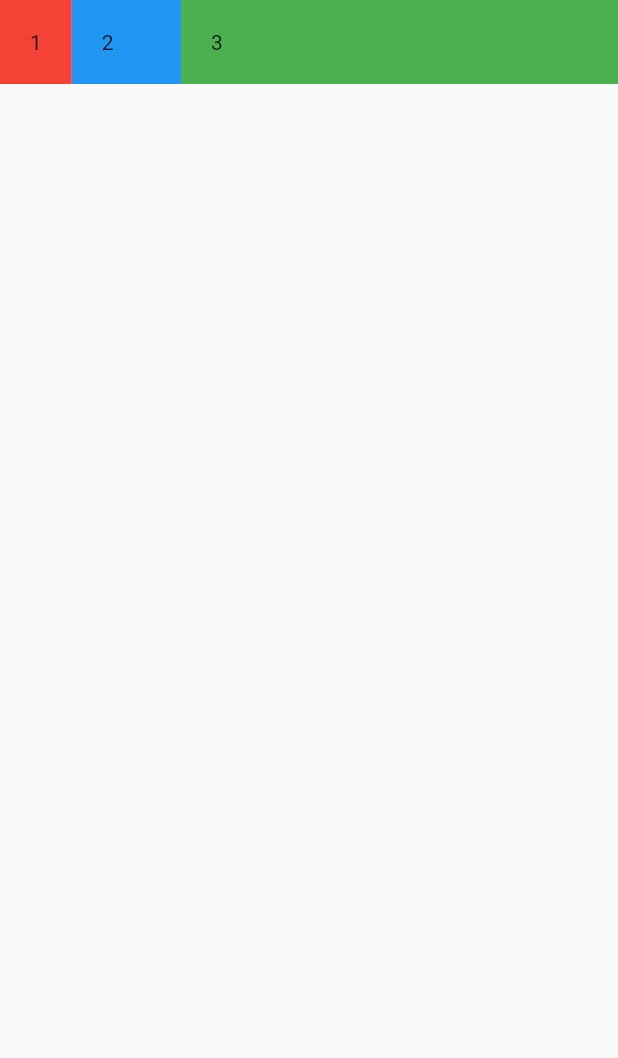
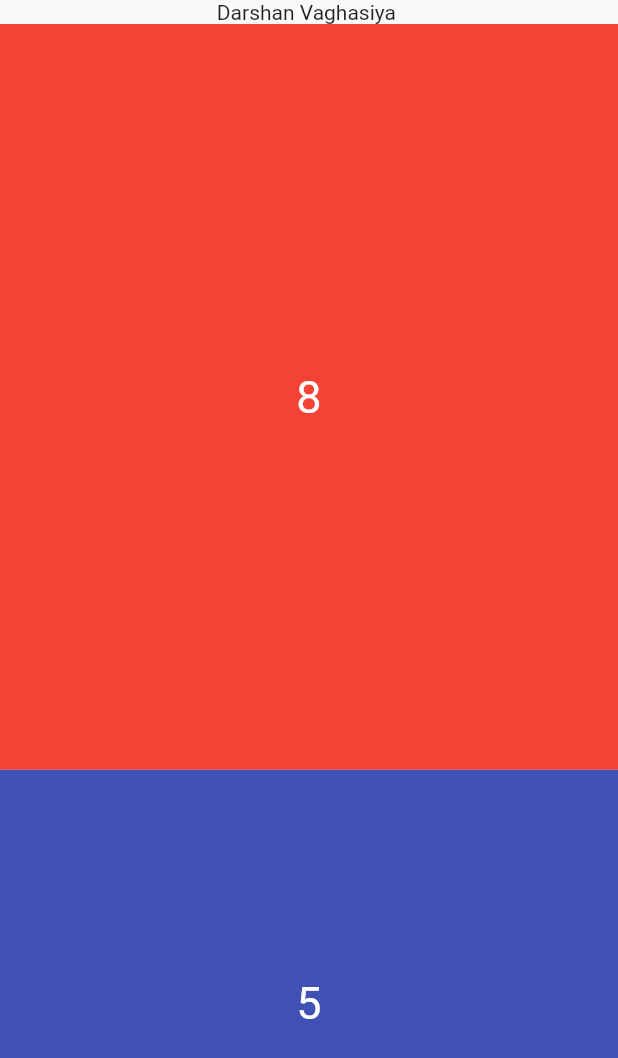
Before and after one commit to Darshan3796/flutter_expanded_01, a Flutter app: the screen it shows after launch, on a phone screen of 412 x 824 dp. Shown: the top 1058 px of the screen. Run offline on Flutter 3.47's test engine with Material 2 defaults, Android fonts, the phone set to English and light mode, and no system bars.

Commit message:
create a Widgit

```diff
--- a/lib/main.dart
+++ b/lib/main.dart
@@ -12,40 +12,49 @@ class MyApp extends StatelessWidget {
       return MaterialApp(
       home: Scaffold(
       body: SafeArea(
-      child: Row(
-            children: [
-              Container(
+     child: Column(
+        children: [
+          _customContainer(
+           text: 'Darshan',
+           text1: 'Vaghasiya',
+          ),
+                Expanded(
+                    flex:8 ,
 
-                  padding: EdgeInsets.all(20),
-                  color: Colors.red,
+                    child: Container(
+                    color: Colors.red,
 
-                child : Text('1')
+                    constraints: BoxConstraints.expand() ,
 
+                    child: Center(
+                    child: Text('8',
+                      style: TextStyle(
+                      color: Colors.white,
+                      fontSize : 30
+                      ),
+                    ),
+                    ),
 
-              ),
-              Expanded(
-                flex: 2,
-                child: Container(
-                    padding: EdgeInsets.all(20),
-                    color: Colors.blue,
-                    child : Text('2')
+                )),
+          Expanded(
+          flex:5 ,
+          child: Container(
+            color: Colors.indigo,
 
+            constraints: BoxConstraints.expand() ,
+            child: Center(
+              child: Text('5',
+                style: TextStyle(
+                    color: Colors.white,
+                    fontSize : 30
                 ),
               ),
-              Expanded(
-                flex: 8,
-                child: Container(
-                    padding: EdgeInsets.all(20),
-                    color: Colors.green,
-                    child : Text('3')
+            ),
 
+          )),
+        ],
 
-                ),
-              ),
-            ],
-      ),
-
-
+     ),
       ),
       ),
       );
@@ -53,3 +62,10 @@ class MyApp extends StatelessWidget {
     return const Placeholder();
   }
 }
+Widget _customContainer({
+  required String text,
+  required String text1}){
+  return Text('${text} ${text1} ');
+
+
+}
```
